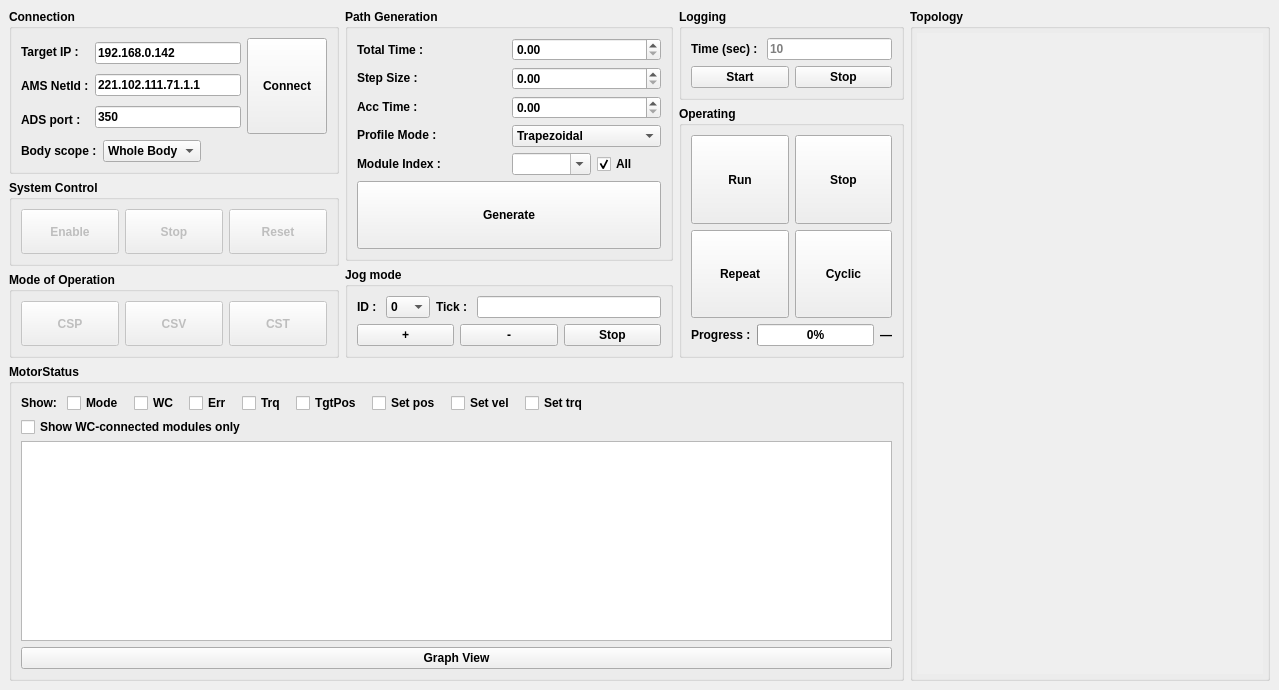
First picture: the form in src/mainwindow.ui, repository hajunsong/twincat_ads_gui, before the edit.
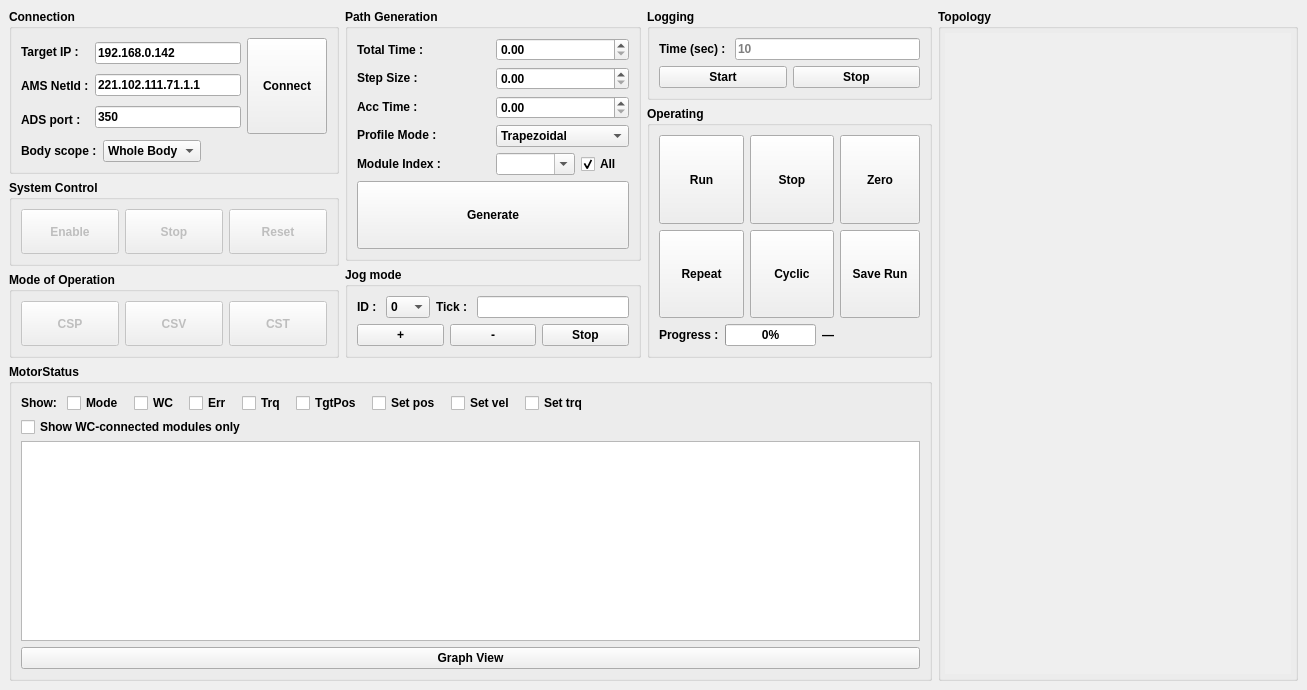
Second picture: the form after the edit.

```diff
--- a/src/mainwindow.ui
+++ b/src/mainwindow.ui
@@ -6,7 +6,7 @@
    <rect>
     <x>0</x>
     <y>0</y>
-    <width>1279</width>
+    <width>1307</width>
     <height>690</height>
    </rect>
   </property>
@@ -572,6 +572,38 @@
            </property>
           </widget>
          </item>
+         <item row="0" column="2">
+          <widget class="QPushButton" name="btnZero">
+           <property name="enabled">
+            <bool>true</bool>
+           </property>
+           <property name="sizePolicy">
+            <sizepolicy hsizetype="Minimum" vsizetype="Expanding">
+             <horstretch>0</horstretch>
+             <verstretch>0</verstretch>
+            </sizepolicy>
+           </property>
+           <property name="text">
+            <string>Zero</string>
+           </property>
+          </widget>
+         </item>
+         <item row="1" column="2">
+          <widget class="QPushButton" name="btnSaveRun">
+           <property name="enabled">
+            <bool>true</bool>
+           </property>
+           <property name="sizePolicy">
+            <sizepolicy hsizetype="Minimum" vsizetype="Expanding">
+             <horstretch>0</horstretch>
+             <verstretch>0</verstretch>
+            </sizepolicy>
+           </property>
+           <property name="text">
+            <string>Save Run</string>
+           </property>
+          </widget>
+         </item>
          <item row="2" column="0" colspan="2">
           <layout class="QHBoxLayout" name="horizontalLayout_pathProgress">
            <item>
```
